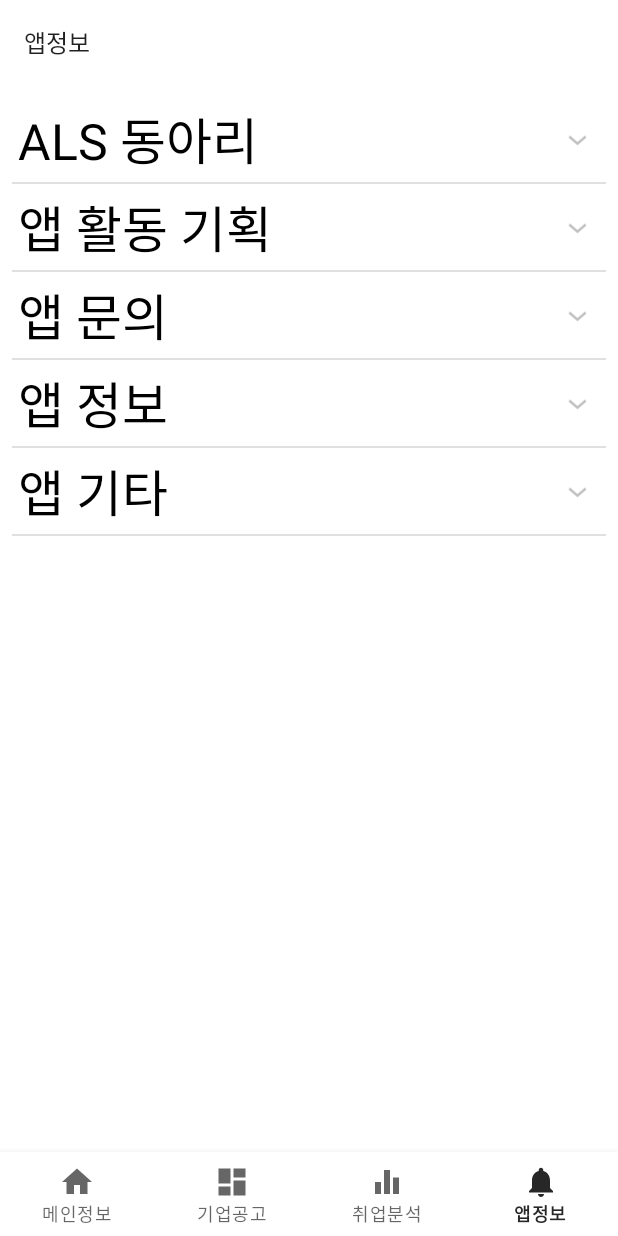
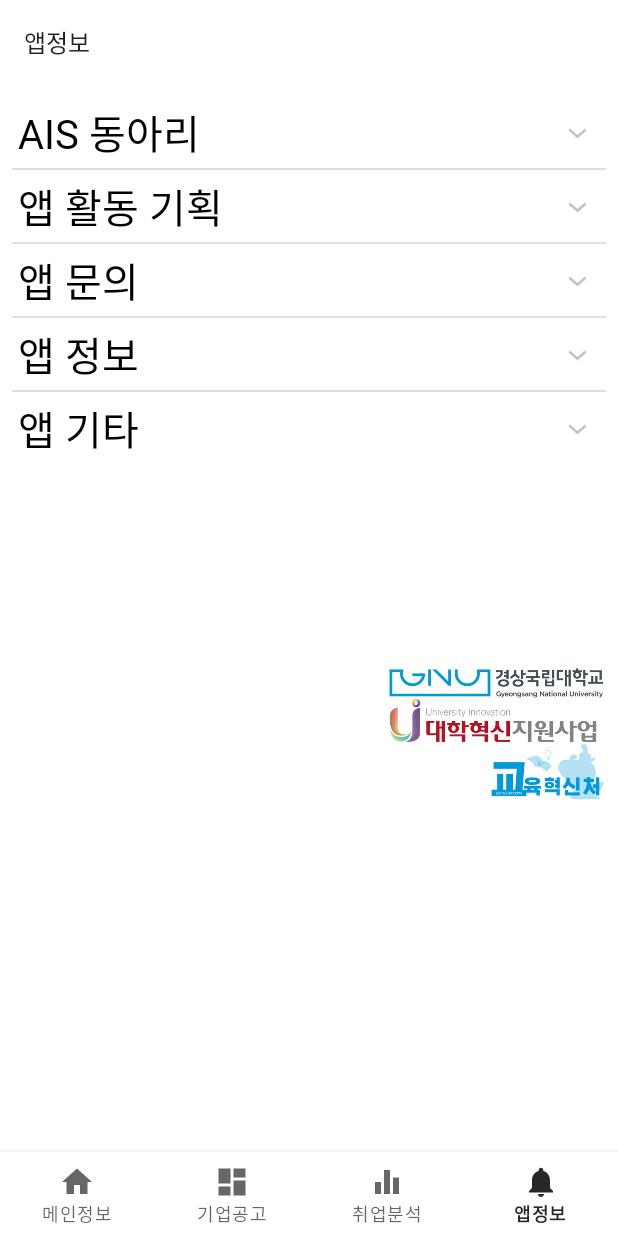
Before and after one commit to GNU-AIS/AIS_JOB_APP, an Android app: the InfoFragment screen opened through its navigation route, on a phone screen of 412 x 824 dp. Run offline under Robolectric (Android 15) with nearby library versions, the phone set to English and light mode, and no system bars; our stand-ins replace navigation-ui.

Commit message:
앱설정 밑에 사진 첨가 및 확장리스트뷰에서 스크롤뷰 만들고 멈추게해서 만듬

```diff
--- a/app/src/main/java/com/example/ais_job_app/ui/info/ExpandalbeListViewAdapter.java
+++ b/app/src/main/java/com/example/ais_job_app/ui/info/ExpandalbeListViewAdapter.java
@@ -93,4 +93,9 @@
     public boolean isChildSelectable(int groupPosition, int childPosition) {
         return true;
     }
+
+
+
+
+
 }
--- a/app/src/main/res/layout/chapter_list.xml
+++ b/app/src/main/res/layout/chapter_list.xml
@@ -1,5 +1,6 @@
 <?xml version="1.0" encoding="utf-8"?>
 <LinearLayout xmlns:android="http://schemas.android.com/apk/res/android"
+    xmlns:tool="http://schemas.android.com/tools"
     android:orientation="vertical"
     android:padding="4dp"
     android:gravity="center"
@@ -9,9 +10,10 @@
     <TextView
         android:layout_width="match_parent"
         android:layout_height="wrap_content"
+        android:fontFamily="@font/maruburi_bold"
         android:id="@+id/chapter_tv"
-        android:text="Chapter TextView"
-        android:textSize="15pt"
+        tool:text="chapter list"
+        android:textSize="12pt"
         android:textColor="@color/black"
         />
 
--- a/app/src/main/res/layout/fragment_home.xml
+++ b/app/src/main/res/layout/fragment_home.xml
@@ -17,6 +17,7 @@
         android:text="기업취업분석이란?"
         android:textColor="#1933C5"
         android:textSize="15pt"
+        android:fontFamily="@font/maruburi_bold"
         app:layout_constraintBottom_toTopOf="@+id/textView2"
         app:layout_constraintEnd_toEndOf="parent"
         app:layout_constraintHorizontal_bias="1.0"
@@ -35,6 +36,7 @@
 그리고 또한 자신의 스펙에 맞는 회사 추천도 해드립니다."
         android:textColor="#1C2037"
         android:textSize="6pt"
+        android:fontFamily="@font/maruburi_semibold"
         app:layout_constraintEnd_toEndOf="parent"
         app:layout_constraintHorizontal_bias="1.0"
         app:layout_constraintStart_toStartOf="parent"
@@ -52,6 +54,7 @@
         android:text="최근 채용 트렌드"
         android:textColor="#41286E"
         android:textSize="12pt"
+        android:fontFamily="@font/maruburi_bold"
         app:layout_constraintEnd_toEndOf="parent"
         app:layout_constraintHorizontal_bias="1.0"
         app:layout_constraintStart_toStartOf="parent"
--- a/app/src/main/res/layout/fragment_info.xml
+++ b/app/src/main/res/layout/fragment_info.xml
@@ -8,12 +8,36 @@
     android:padding="8dp"
     tools:context=".ui.info.InfoFragment">
 
-    <ExpandableListView
+
+    <ScrollView
         android:layout_width="match_parent"
         android:layout_height="match_parent"
-        android:id="@+id/eListView"
-        android:layoutDirection="rtl"
-        />
+        android:fillViewport="true">
+
+        <LinearLayout
+            android:orientation="vertical"
+            android:layout_width="match_parent"
+            android:layout_height="wrap_content"
+            >
+
+            <ExpandableListView
+                android:id="@+id/eListView"
+                android:layout_width="match_parent"
+                android:layout_height="wrap_content"
+                android:layoutDirection="rtl" />
+
+            <ImageView
+                android:layout_width="match_parent"
+                android:paddingLeft="250dp"
+                android:layout_height="wrap_content"
+                android:src="@drawable/logo5" />
+
+
+        </LinearLayout>
+    </ScrollView>
+
+
+
 
 
 
--- a/app/src/main/res/layout/topics_list.xml
+++ b/app/src/main/res/layout/topics_list.xml
@@ -9,6 +9,8 @@
     <TextView
         android:layout_width="match_parent"
         android:layout_height="wrap_content"
+        android:fontFamily="@font/maruburi_semibold"
+
         android:id="@+id/topics_tv"
         android:text="Topics Textview"
         android:textSize="10pt"
```
Also changed, not shown: app/src/main/java/com/example/ais_job_app/ui/info/InfoFragment.java (+51 -3 lines), app/src/main/res/drawable/logo5.png (added).
